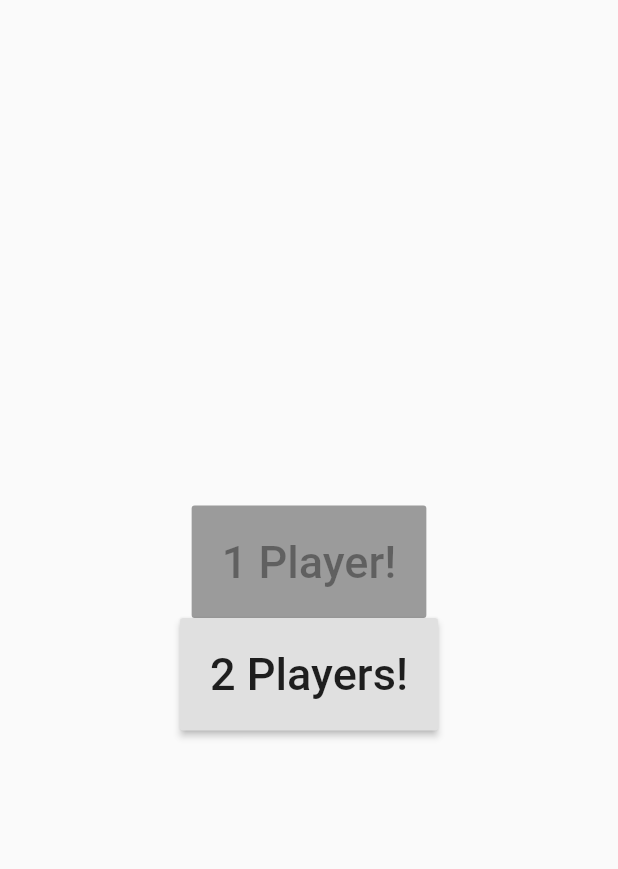
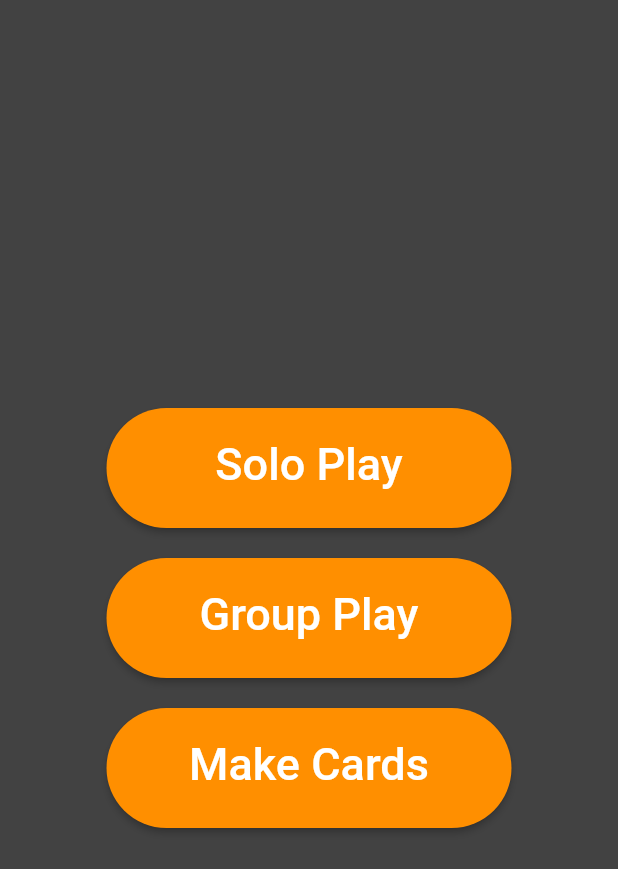
Before and after one commit to KashifIV/UofTHacks, a Flutter app: the screen it shows after launch, on a phone screen of 412 x 824 dp. Shown: the top 869 px of the screen. Run offline on Flutter 3.47's test engine with Material 2 defaults, Android fonts, the phone set to English and light mode, and no system bars; our stand-ins replace image_picker; missing offline and left inert: flutter_ibm_watson.

```diff
--- a/uofthacks/lib/main.dart
+++ b/uofthacks/lib/main.dart
@@ -13,7 +13,7 @@ class MyApp extends StatelessWidget {
       child: MaterialApp(
         title: 'Flutter Demo',
         theme: ThemeData(
-          primarySwatch: Colors.blue,
+          primarySwatch: Colors.amber,
         ),
         home: HomePage(),
     ));
--- a/uofthacks/lib/ui/home_page.dart
+++ b/uofthacks/lib/ui/home_page.dart
@@ -6,35 +6,42 @@ class HomePage extends StatefulWidget{
   _HomePage createState() => _HomePage();
 }
 class _HomePage extends State<HomePage>{
+  Widget ButtonCreator(String title, Function press){
+    return RaisedButton(
+     color: Colors.amber[800],
+     shape: new RoundedRectangleBorder(borderRadius: new BorderRadius.circular(40.0)),
+     onPressed: press,
+     child: Container(
+       height: 40,
+       width: 230,
+       child: Text(
+         title,
+         textAlign: TextAlign.center,
+         style: TextStyle(
+           color: Colors.white,
+           fontSize: 30,
+         ),
+       ),
+     ),
+     padding: EdgeInsets.all(20.0),
+   );
+  }
   @override
     Widget build(BuildContext context) {
       return ScopedModelDescendant<ViewModel>(
         rebuildOnChange: true,
         builder: (context, child, model) => Scaffold(
+          backgroundColor: Colors.grey[800],
           body: Center(
             child: Column(
               mainAxisAlignment: MainAxisAlignment.center,
               crossAxisAlignment: CrossAxisAlignment.center,
               children: <Widget>[
-                RaisedButton(
-                  child: Text(
-                    '1 Player!',
-                    style: TextStyle(
-                      fontSize: 30,
-                    ),
-                  ),
-                  padding: EdgeInsets.all(20.0),
-                ),
-                RaisedButton(
-                  onPressed:() => Navigator.push(context, MaterialPageRoute(builder: (context)=> TwoPlayerPage())),
-                  child: Text(
-                    '2 Players!',
-                    style: TextStyle(
-                      fontSize: 30,
-                    ),
-                  ),
-                  padding: EdgeInsets.all(20.0),
-                )
+                ButtonCreator('Solo Play', () => Navigator.push(context, MaterialPageRoute(builder: (context)=> TwoPlayerPage()))),
+                SizedBox(height: 20,),
+                ButtonCreator('Group Play', () => Navigator.push(context, MaterialPageRoute(builder: (context)=> TwoPlayerPage()))),
+                SizedBox(height: 20,),
+                ButtonCreator('Make Cards', () => Navigator.push(context, MaterialPageRoute(builder: (context)=> TwoPlayerPage()))),
               ],
             ),
           ),
--- a/uofthacks/lib/ui/login_page.dart
+++ b/uofthacks/lib/ui/login_page.dart
@@ -1 +1,5 @@
 import 'package:flutter/material.dart';
+
+class Something {
+
+}
--- a/uofthacks/lib/ui/two_player_page.dart
+++ b/uofthacks/lib/ui/two_player_page.dart
@@ -10,7 +10,7 @@ class TwoPlayerPage extends StatefulWidget{
 class _TwoPlayerPage extends State<TwoPlayerPage>{
   File _image;
   Future<void> GetImage(ViewModel model) async{
-    var image = await ImagePicker.pickImage(source: ImageSource.gallery);
+    var image = await ImagePicker.pickImage(source: ImageSource.camera);
     setState(() {
       _image = image;
     });
```
Also changed, not shown: uofthacks/lib/ui/make_card.dart (added, +20 -0 lines).
